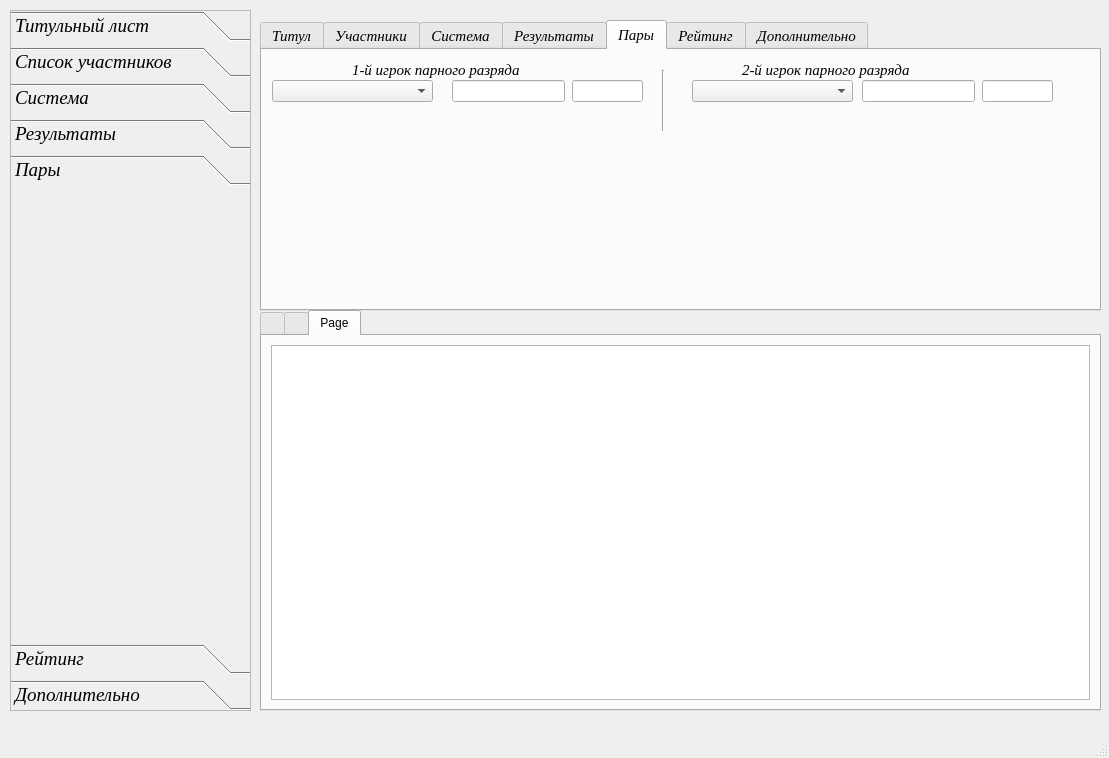
Qt form UI/main_window.ui (Kaspar0810/Competitions_TT_v5) before a commit.
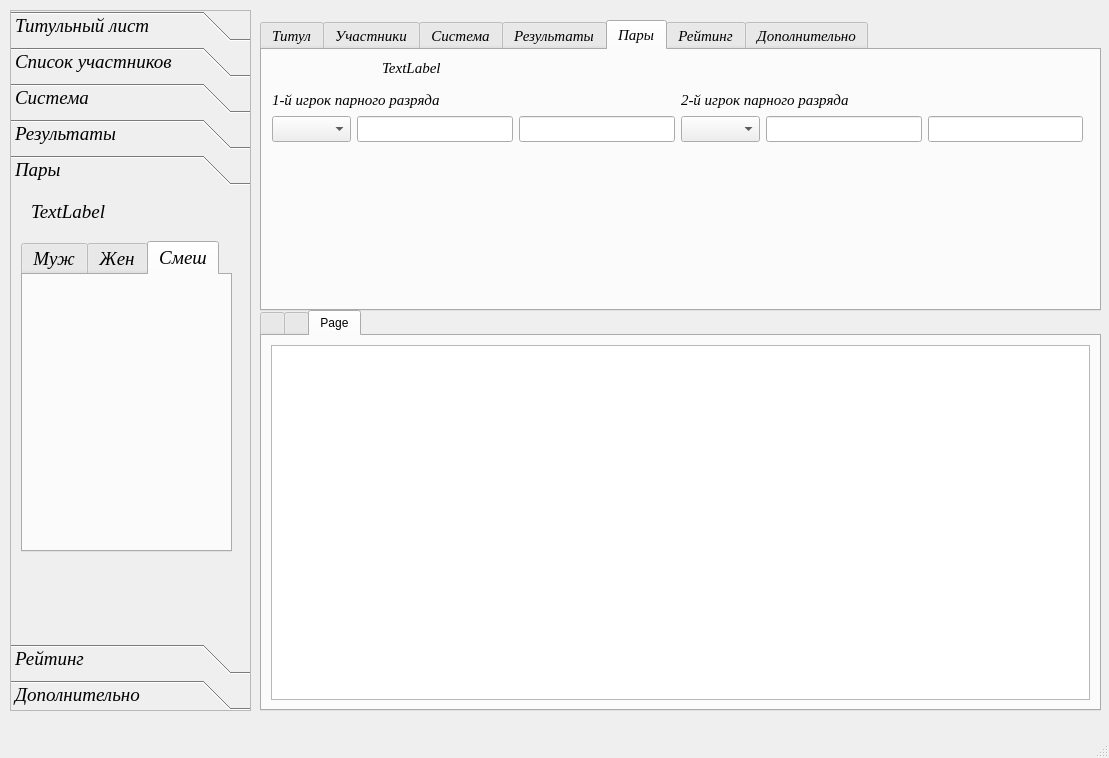
The same form after that commit. The open tabs and pages were chosen to show the change. Icons and pictures are not drawn.

Commit message: коррекция формы

What changed in the file:
```diff
--- a/UI/main_window.ui
+++ b/UI/main_window.ui
@@ -3039,104 +3039,106 @@
      <attribute name="title">
       <string>Пары</string>
      </attribute>
-     <widget class="QLineEdit" name="lineEdit_2">
+     <widget class="QLabel" name="label_15">
       <property name="geometry">
        <rect>
-        <x>190</x>
-        <y>30</y>
-        <width>113</width>
-        <height>22</height>
+        <x>120</x>
+        <y>10</y>
+        <width>581</width>
+        <height>16</height>
        </rect>
       </property>
-     </widget>
-     <widget class="QLineEdit" name="lineEdit_3">
-      <property name="geometry">
-       <rect>
-        <x>310</x>
-        <y>30</y>
-        <width>71</width>
-        <height>22</height>
-       </rect>
+      <property name="text">
+       <string>TextLabel</string>
       </property>
      </widget>
-     <widget class="QComboBox" name="comboBox">
+     <widget class="QWidget" name="">
       <property name="geometry">
        <rect>
         <x>10</x>
-        <y>30</y>
-        <width>161</width>
-        <height>22</height>
+        <y>40</y>
+        <width>811</width>
+        <height>52</height>
        </rect>
       </property>
-     </widget>
-     <widget class="QLineEdit" name="lineEdit_4">
-      <property name="geometry">
-       <rect>
-        <x>720</x>
-        <y>30</y>
-        <width>71</width>
-        <height>22</height>
-       </rect>
-      </property>
-     </widget>
-     <widget class="QComboBox" name="comboBox_2">
-      <property name="geometry">
-       <rect>
-        <x>430</x>
-        <y>30</y>
-        <width>161</width>
-        <height>22</height>
-       </rect>
-      </property>
-     </widget>
-     <widget class="QLineEdit" name="lineEdit_5">
-      <property name="geometry">
-       <rect>
-        <x>600</x>
-        <y>30</y>
-        <width>113</width>
-        <height>22</height>
-       </rect>
-      </property>
-     </widget>
-     <widget class="Line" name="line_2">
-      <property name="geometry">
-       <rect>
-        <x>400</x>
-        <y>20</y>
-        <width>3</width>
-        <height>61</height>
-       </rect>
-      </property>
-      <property name="orientation">
-       <enum>Qt::Vertical</enum>
-      </property>
-     </widget>
-     <widget class="QLabel" name="label_player_1">
-      <property name="geometry">
-       <rect>
-        <x>90</x>
-        <y>10</y>
-        <width>241</width>
-        <height>20</height>
-       </rect>
-      </property>
-      <property name="text">
-       <string>1-й игрок парного разряда</string>
-      </property>
-     </widget>
-     <widget class="QLabel" name="label_player_2">
-      <property name="geometry">
-       <rect>
-        <x>480</x>
-        <y>10</y>
-        <width>241</width>
-        <height>20</height>
-       </rect>
-      </property>
-      <property name="text">
-       <string>2-й игрок парного разряда</string>
-      </property>
+      <layout class="QHBoxLayout" name="horizontalLayout_33">
+       <item>
+        <layout class="QVBoxLayout" name="verticalLayout_28">
+         <item>
+          <widget class="QLabel" name="label_player_1">
+           <property name="text">
+            <string>1-й игрок парного разряда</string>
+           </property>
+          </widget>
+         </item>
+         <item>
+          <layout class="QHBoxLayout" name="horizontalLayout_9" stretch="1,0,0">
+           <item>
+            <widget class="QComboBox" name="comboBox_pl1">
+             <property name="sizePolicy">
+              <sizepolicy hsizetype="Maximum" vsizetype="Fixed">
+               <horstretch>0</horstretch>
+               <verstretch>0</verstretch>
+              </sizepolicy>
+             </property>
+            </widget>
+           </item>
+           <item>
+            <widget class="QLineEdit" name="lineEdit_city_pl1">
+             <property name="sizePolicy">
+              <sizepolicy hsizetype="Expanding" vsizetype="Fixed">
+               <horstretch>0</horstretch>
+               <verstretch>0</verstretch>
+              </sizepolicy>
+             </property>
+            </widget>
+           </item>
+           <item>
+            <widget class="QLineEdit" name="r_pl1">
+             <property name="sizePolicy">
+              <sizepolicy hsizetype="Expanding" vsizetype="Fixed">
+               <horstretch>0</horstretch>
+               <verstretch>0</verstretch>
+              </sizepolicy>
+             </property>
+            </widget>
+           </item>
+          </layout>
+         </item>
+        </layout>
+       </item>
+       <item>
+        <layout class="QVBoxLayout" name="verticalLayout_29">
+         <item>
+          <widget class="QLabel" name="label_player_2">
+           <property name="text">
+            <string>2-й игрок парного разряда</string>
+           </property>
+          </widget>
+         </item>
+         <item>
+          <layout class="QHBoxLayout" name="horizontalLayout_19">
+           <item>
+            <widget class="QComboBox" name="comboBox_pl2">
+             <property name="sizePolicy">
+              <sizepolicy hsizetype="Maximum" vsizetype="Fixed">
+               <horstretch>0</horstretch>
+               <verstretch>0</verstretch>
+              </sizepolicy>
+             </property>
+            </widget>
+           </item>
+           <item>
+            <widget class="QLineEdit" name="lineEdit_city_pl2"/>
+           </item>
+           <item>
+            <widget class="QLineEdit" name="r_pl2"/>
+           </item>
+          </layout>
+         </item>
+        </layout>
+       </item>
+      </layout>
      </widget>
     </widget>
     <widget class="QWidget" name="tab_5">
@@ -5778,6 +5780,47 @@
      <attribute name="label">
       <string>Пары</string>
      </attribute>
+     <widget class="QTabWidget" name="tabWidget_para">
+      <property name="geometry">
+       <rect>
+        <x>10</x>
+        <y>50</y>
+        <width>211</width>
+        <height>311</height>
+       </rect>
+      </property>
+      <property name="currentIndex">
+       <number>2</number>
+      </property>
+      <widget class="QWidget" name="tab_7">
+       <attribute name="title">
+        <string>Муж</string>
+       </attribute>
+      </widget>
+      <widget class="QWidget" name="tab_8">
+       <attribute name="title">
+        <string>Жен</string>
+       </attribute>
+      </widget>
+      <widget class="QWidget" name="tab_9">
+       <attribute name="title">
+        <string>Смеш</string>
+       </attribute>
+      </widget>
+     </widget>
+     <widget class="QLabel" name="label_14">
+      <property name="geometry">
+       <rect>
+        <x>20</x>
+        <y>10</y>
+        <width>191</width>
+        <height>21</height>
+       </rect>
+      </property>
+      <property name="text">
+       <string>TextLabel</string>
+      </property>
+     </widget>
     </widget>
     <widget class="QWidget" name="page_5">
      <property name="geometry">
```
Left out of the diff: 10 changed lines with no effect on the pictures. The commit also changes 7 other files.
